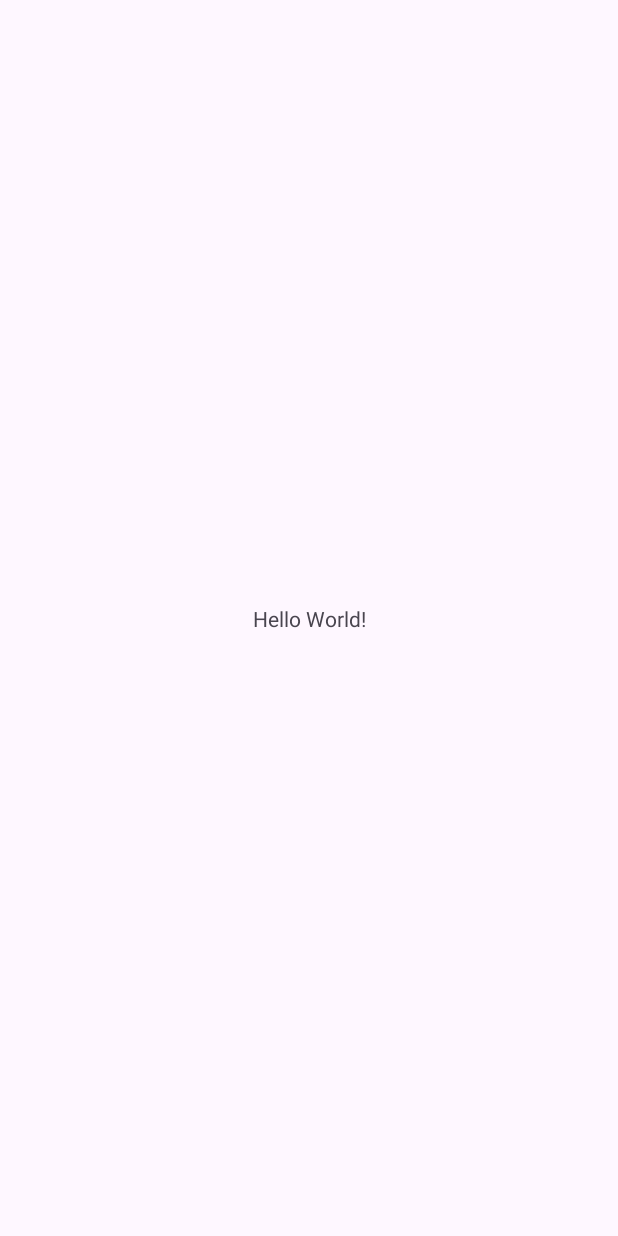
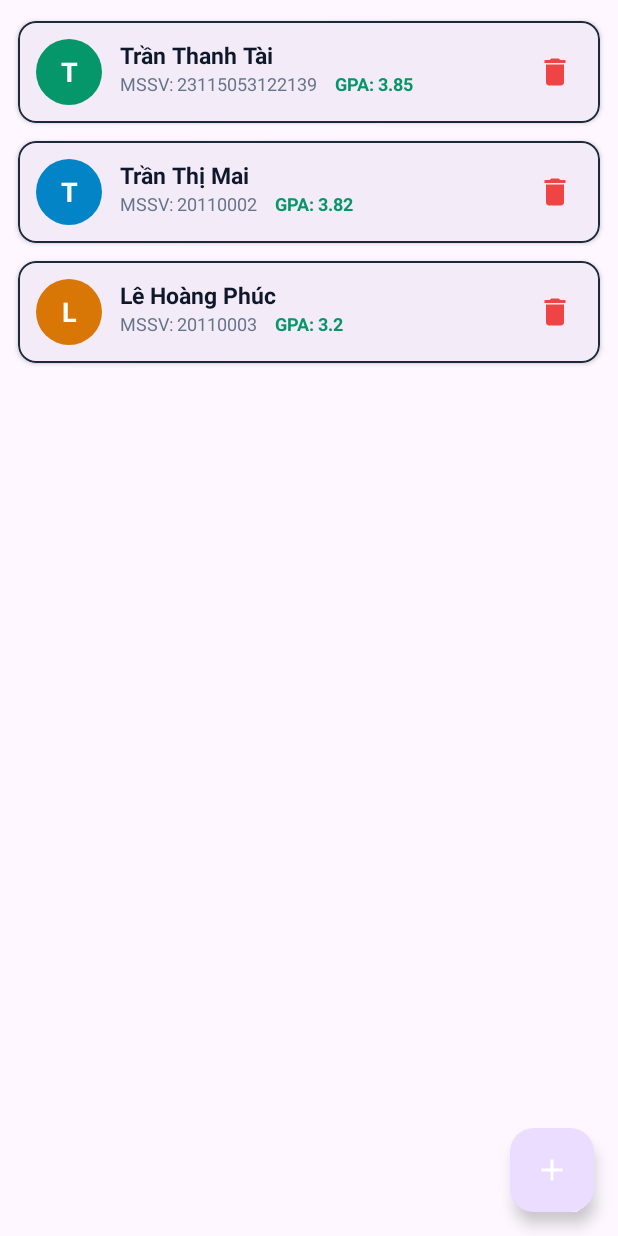
Before and after one commit to trantai2509/recycleview, an Android app: the screen it shows after launch (MainActivity), on a phone screen of 412 x 824 dp. Before the commit the screen is almost empty. Run offline under Robolectric (Android 15) with nearby library versions, the phone set to English and light mode, and no system bars.

Commit message:
Hoàn thiện

```diff
--- /dev/null
+++ b/app/src/main/java/vn/ute/udn/recyclevieww/model/Student.kt
@@ -0,0 +1,10 @@
+package vn.ute.udn.recyclevieww.model
+
+data class Student(
+    val id: String,
+    val mssv: String,
+    val name: String,
+    val gpa: Double,
+    val major: String,
+    val avatarColor: Int
+)
--- /dev/null
+++ b/app/src/main/java/vn/ute/udn/recyclevieww/ui/StudentListFragment.kt
@@ -0,0 +1,90 @@
+package vn.ute.udn.recyclevieww.ui
+
+import android.os.Bundle
+import android.view.LayoutInflater
+import android.view.View
+import android.view.ViewGroup
+import android.widget.Toast
+import androidx.core.os.bundleOf
+import androidx.fragment.app.Fragment
+import androidx.fragment.app.activityViewModels
+import androidx.fragment.app.setFragmentResult
+import androidx.recyclerview.widget.LinearLayoutManager
+import vn.ute.udn.recyclevieww.databinding.FragmentStudentListBinding
+import vn.ute.udn.recyclevieww.model.Student
+import vn.ute.udn.recyclevieww.ui.adapter.StudentListAdapter
+import vn.ute.udn.recyclevieww.viewmodel.StudentViewModel
+
+class StudentListFragment : Fragment() {
+
+    private var _binding: FragmentStudentListBinding? = null
+    private val binding get() = _binding!!
+
+    private val viewModel: StudentViewModel by activityViewModels()
+
+    private lateinit var studentAdapter: StudentListAdapter
+
+    override fun onCreateView(
+        inflater: LayoutInflater,
+        container: ViewGroup?,
+        savedInstanceState: Bundle?
+    ): View {
+        _binding = FragmentStudentListBinding.inflate(inflater, container, false)
+        return binding.root
+    }
+
+    override fun onViewCreated(view: View, savedInstanceState: Bundle?) {
+        super.onViewCreated(view, savedInstanceState)
+        setupRecyclerView()
+        observeViewModel()
+        setupListeners()
+    }
+
+    private fun setupRecyclerView() {
+        studentAdapter = StudentListAdapter(
+            onStudentClick = { student ->
+                setFragmentResult("STUDENT_DETAIL_REQ", bundleOf("STUDENT_ID" to student.id))
+                Toast.makeText(
+                    requireContext(),
+                    "${student.name} - MSSV: ${student.mssv} (${student.major})",
+                    Toast.LENGTH_SHORT
+                ).show()
+            },
+            onDeleteClick = { student ->
+                viewModel.deleteStudent(student.id)
+            }
+        )
+
+        binding.rvStudents.apply {
+            layoutManager = LinearLayoutManager(requireContext())
+            adapter = studentAdapter
+            setHasFixedSize(true)
+        }
+    }
+
+    private fun observeViewModel() {
+        viewModel.students.observe(viewLifecycleOwner) { list ->
+            studentAdapter.submitList(list)
+            binding.layoutEmpty.visibility = if (list.isEmpty()) View.VISIBLE else View.GONE
+        }
+    }
+
+    private fun setupListeners() {
+        binding.fabAdd.setOnClickListener {
+            val newStudent = Student(
+                id = System.currentTimeMillis().toString(),
+                mssv = "2011" + (1000..9999).random(),
+                name = "Sinh Viên Mới",
+                gpa = 3.50,
+                major = "Công Nghệ Thông Tin",
+                avatarColor = 0xFF7C3AED.toInt()
+            )
+            viewModel.addStudent(newStudent)
+        }
+    }
+
+    override fun onDestroyView() {
+        super.onDestroyView()
+        _binding = null
+    }
+}
--- /dev/null
+++ b/app/src/main/java/vn/ute/udn/recyclevieww/ui/adapter/StudentListAdapter.kt
@@ -0,0 +1,85 @@
+package vn.ute.udn.recyclevieww.ui.adapter
+
+import android.view.LayoutInflater
+import android.view.ViewGroup
+import androidx.recyclerview.widget.DiffUtil
+import androidx.recyclerview.widget.ListAdapter
+import androidx.recyclerview.widget.RecyclerView
+import vn.ute.udn.recyclevieww.databinding.ItemStudentBinding
+import vn.ute.udn.recyclevieww.model.Student
+
+class StudentListAdapter(
+    private val onStudentClick: (Student) -> Unit,
+    private val onDeleteClick: (Student) -> Unit
+) : ListAdapter<Student, StudentListAdapter.StudentViewHolder>(StudentDiffCallback()) {
+
+    companion object {
+        const val PAYLOAD_GPA_CHANGED = "PAYLOAD_GPA_CHANGED"
+    }
+
+    override fun onCreateViewHolder(parent: ViewGroup, viewType: Int): StudentViewHolder {
+        val binding = ItemStudentBinding.inflate(
+            LayoutInflater.from(parent.context), parent, false
+        )
+        return StudentViewHolder(binding)
+    }
+
+    override fun onBindViewHolder(holder: StudentViewHolder, position: Int) {
+        holder.bind(getItem(position))
+    }
+
+    override fun onBindViewHolder(
+        holder: StudentViewHolder,
+        position: Int,
+        payloads: MutableList<Any>
+    ) {
+        if (payloads.isNotEmpty() && payloads.contains(PAYLOAD_GPA_CHANGED)) {
+            holder.updateGpaOnly(getItem(position).gpa)
+        } else {
+            super.onBindViewHolder(holder, position, payloads)
+        }
+    }
+
+    inner class StudentViewHolder(
+        private val binding: ItemStudentBinding
+    ) : RecyclerView.ViewHolder(binding.root) {
+
+        fun bind(student: Student) {
+            binding.tvName.text = student.name
+            binding.tvMssv.text = "MSSV: ${student.mssv}"
+            binding.tvGpa.text = "GPA: ${student.gpa}"
+            binding.tvAvatar.text = student.name.take(1)
+            binding.tvAvatar.background.mutate().setTint(student.avatarColor)
+
+            binding.root.setOnClickListener { onStudentClick(student) }
+            binding.btnDelete.setOnClickListener { onDeleteClick(student) }
+        }
+
+        fun updateGpaOnly(gpa: Double) {
+            binding.tvGpa.text = "GPA: $gpa"
+        }
+    }
+
+    class StudentDiffCallback : DiffUtil.ItemCallback<Student>() {
+        override fun areItemsTheSame(oldItem: Student, newItem: Student): Boolean {
+            return oldItem.id == newItem.id
+        }
+
+        override fun areContentsTheSame(oldItem: Student, newItem: Student): Boolean {
+            return oldItem == newItem
+        }
+
+        override fun getChangePayload(oldItem: Student, newItem: Student): Any? {
+            return if (oldItem.gpa != newItem.gpa &&
+                oldItem.mssv == newItem.mssv &&
+                oldItem.name == newItem.name &&
+                oldItem.major == newItem.major &&
+                oldItem.avatarColor == newItem.avatarColor
+            ) {
+                PAYLOAD_GPA_CHANGED
+            } else {
+                super.getChangePayload(oldItem, newItem)
+            }
+        }
+    }
+}
--- /dev/null
+++ b/app/src/main/java/vn/ute/udn/recyclevieww/viewmodel/StudentViewModel.kt
@@ -0,0 +1,32 @@
+package vn.ute.udn.recyclevieww.viewmodel
+
+import androidx.lifecycle.LiveData
+import androidx.lifecycle.MutableLiveData
+import androidx.lifecycle.ViewModel
+import vn.ute.udn.recyclevieww.model.Student
+
+class StudentViewModel : ViewModel() {
+
+    private val _students = MutableLiveData<List<Student>>()
+    val students: LiveData<List<Student>> get() = _students
+
+    init {
+        _students.value = listOf(
+            Student("1", "23115053122139", "Trần Thanh Tài", 3.85, "Công Nghệ Thông Tin", 0xFF059669.toInt()),
+            Student("2", "20110002", "Trần Thị Mai", 3.82, "Kỹ Thuật Phần Mềm", 0xFF0284C7.toInt()),
+            Student("3", "20110003", "Lê Hoàng Phúc", 3.20, "An Toàn Thông Tin", 0xFFD97706.toInt())
+        )
+    }
+
+    fun addStudent(student: Student) {
+        val currentList = _students.value?.toMutableList() ?: mutableListOf()
+        currentList.add(0, student)
+        _students.value = currentList
+    }
+
+    fun deleteStudent(studentId: String) {
+        val currentList = _students.value?.toMutableList() ?: return
+        val filtered = currentList.filterNot { it.id == studentId }
+        _students.value = filtered
+    }
+}
--- /dev/null
+++ b/app/src/main/res/drawable/ic_add_24.xml
@@ -0,0 +1,10 @@
+<vector xmlns:android="http://schemas.android.com/apk/res/android"
+    android:width="24dp"
+    android:height="24dp"
+    android:viewportWidth="24"
+    android:viewportHeight="24"
+    android:tint="#FFFFFF">
+    <path
+        android:fillColor="@android:color/white"
+        android:pathData="M19,13h-6v6h-2v-6H5v-2h6V5h2v6h6v2z" />
+</vector>
--- /dev/null
+++ b/app/src/main/res/drawable/ic_delete_24.xml
@@ -0,0 +1,10 @@
+<vector xmlns:android="http://schemas.android.com/apk/res/android"
+    android:width="24dp"
+    android:height="24dp"
+    android:viewportWidth="24"
+    android:viewportHeight="24"
+    android:tint="#EF4444">
+    <path
+        android:fillColor="@android:color/white"
+        android:pathData="M6,19c0,1.1 0.9,2 2,2h8c1.1,0 2,-0.9 2,-2V7H6v12zM19,4h-3.5l-1,-1h-5l-1,1H5v2h14V4z" />
+</vector>
--- /dev/null
+++ b/app/src/main/res/drawable/ic_empty_box.xml
@@ -0,0 +1,10 @@
+<vector xmlns:android="http://schemas.android.com/apk/res/android"
+    android:width="64dp"
+    android:height="64dp"
+    android:viewportWidth="24"
+    android:viewportHeight="24"
+    android:tint="#94A3B8">
+    <path
+        android:fillColor="@android:color/white"
+        android:pathData="M19,3H4.99c-1.11,0 -1.98,0.89 -1.98,2L3,19c0,1.1 0.88,2 1.99,2H19c1.1,0 2,-0.9 2,-2V5c0,-1.11 -0.9,-2 -2,-2zM19,15h-4c0,1.66 -1.35,3 -3,3s-3,-1.34 -3,-3H4.99V5H19v10z" />
+</vector>
--- a/app/src/main/res/layout/activity_main.xml
+++ b/app/src/main/res/layout/activity_main.xml
@@ -1,19 +1,19 @@
 <?xml version="1.0" encoding="utf-8"?>
-<androidx.constraintlayout.widget.ConstraintLayout xmlns:android="http://schemas.android.com/apk/res/android"
+<androidx.constraintlayout.widget.ConstraintLayout
+    xmlns:android="http://schemas.android.com/apk/res/android"
     xmlns:app="http://schemas.android.com/apk/res-auto"
-    xmlns:tools="http://schemas.android.com/tools"
     android:id="@+id/main"
     android:layout_width="match_parent"
-    android:layout_height="match_parent"
-    tools:context=".MainActivity">
+    android:layout_height="match_parent">
 
-    <TextView
-        android:layout_width="wrap_content"
-        android:layout_height="wrap_content"
-        android:text="Hello World!"
+    <androidx.fragment.app.FragmentContainerView
+        android:id="@+id/fragmentContainer"
+        android:name="vn.ute.udn.recyclevieww.ui.StudentListFragment"
+        android:layout_width="0dp"
+        android:layout_height="0dp"
+        app:layout_constraintTop_toTopOf="parent"
         app:layout_constraintBottom_toBottomOf="parent"
-        app:layout_constraintEnd_toEndOf="parent"
         app:layout_constraintStart_toStartOf="parent"
-        app:layout_constraintTop_toTopOf="parent" />
+        app:layout_constraintEnd_toEndOf="parent" />
 
 </androidx.constraintlayout.widget.ConstraintLayout>
--- /dev/null
+++ b/app/src/main/res/layout/fragment_student_list.xml
@@ -0,0 +1,48 @@
+<?xml version="1.0" encoding="utf-8"?>
+<androidx.coordinatorlayout.widget.CoordinatorLayout
+    xmlns:android="http://schemas.android.com/apk/res/android"
+    xmlns:app="http://schemas.android.com/apk/res-auto"
+    android:layout_width="match_parent"
+    android:layout_height="match_parent">
+
+    <androidx.recyclerview.widget.RecyclerView
+        android:id="@+id/rvStudents"
+        android:layout_width="match_parent"
+        android:layout_height="match_parent"
+        android:clipToPadding="false"
+        android:paddingTop="8dp"
+        android:paddingBottom="80dp" />
+
+    <LinearLayout
+        android:id="@+id/layoutEmpty"
+        android:layout_width="wrap_content"
+        android:layout_height="wrap_content"
+        android:layout_gravity="center"
+        android:gravity="center"
+        android:orientation="vertical"
+        android:visibility="gone">
+
+        <ImageView
+            android:layout_width="64dp"
+            android:layout_height="64dp"
+            android:src="@drawable/ic_empty_box" />
+
+        <TextView
+            android:layout_width="wrap_content"
+            android:layout_height="wrap_content"
+            android:layout_marginTop="8dp"
+            android:text="Chưa có sinh viên nào trong danh sách"
+            android:textColor="#94A3B8" />
+    </LinearLayout>
+
+    <com.google.android.material.floatingactionbutton.FloatingActionButton
+        android:id="@+id/fabAdd"
+        android:layout_width="wrap_content"
+        android:layout_height="wrap_content"
+        android:layout_gravity="bottom|end"
+        android:layout_margin="16dp"
+        android:src="@drawable/ic_add_24"
+        android:contentDescription="Thêm sinh viên"
+        app:tint="#FFFFFF" />
+
+</androidx.coordinatorlayout.widget.CoordinatorLayout>
--- /dev/null
+++ b/app/src/main/res/layout/item_student.xml
@@ -0,0 +1,77 @@
+<?xml version="1.0" encoding="utf-8"?>
+<com.google.android.material.card.MaterialCardView
+    xmlns:android="http://schemas.android.com/apk/res/android"
+    xmlns:app="http://schemas.android.com/apk/res-auto"
+    android:layout_width="match_parent"
+    android:layout_height="wrap_content"
+    android:layout_marginHorizontal="12dp"
+    android:layout_marginVertical="6dp"
+    app:cardCornerRadius="12dp"
+    app:cardElevation="2dp"
+    app:strokeColor="#1E293B"
+    app:strokeWidth="1dp">
+
+    <androidx.constraintlayout.widget.ConstraintLayout
+        android:layout_width="match_parent"
+        android:layout_height="wrap_content"
+        android:padding="12dp">
+
+        <TextView
+            android:id="@+id/tvAvatar"
+            android:layout_width="44dp"
+            android:layout_height="44dp"
+            android:background="@drawable/bg_circle_avatar"
+            android:gravity="center"
+            android:textColor="#FFFFFF"
+            android:textSize="18sp"
+            android:textStyle="bold"
+            app:layout_constraintStart_toStartOf="parent"
+            app:layout_constraintTop_toTopOf="parent"
+            app:layout_constraintBottom_toBottomOf="parent" />
+
+        <TextView
+            android:id="@+id/tvName"
+            android:layout_width="0dp"
+            android:layout_height="wrap_content"
+            android:layout_marginStart="12dp"
+            android:layout_marginEnd="8dp"
+            android:textColor="#0F172A"
+            android:textSize="15sp"
+            android:textStyle="bold"
+            app:layout_constraintStart_toEndOf="@id/tvAvatar"
+            app:layout_constraintEnd_toStartOf="@id/btnDelete"
+            app:layout_constraintTop_toTopOf="parent" />
+
+        <TextView
+            android:id="@+id/tvMssv"
+            android:layout_width="wrap_content"
+            android:layout_height="wrap_content"
+            android:textColor="#64748B"
+            android:textSize="12sp"
+            app:layout_constraintStart_toStartOf="@id/tvName"
+            app:layout_constraintTop_toBottomOf="@id/tvName" />
+
+        <TextView
+            android:id="@+id/tvGpa"
+            android:layout_width="wrap_content"
+            android:layout_height="wrap_content"
+            android:layout_marginStart="12dp"
+            android:textColor="#059669"
+            android:textSize="12sp"
+            android:textStyle="bold"
+            app:layout_constraintStart_toEndOf="@id/tvMssv"
+            app:layout_constraintTop_toBottomOf="@id/tvName" />
+
+        <ImageButton
+            android:id="@+id/btnDelete"
+            android:layout_width="36dp"
+            android:layout_height="36dp"
+            android:background="?attr/selectableItemBackgroundBorderless"
+            android:src="@drawable/ic_delete_24"
+            android:contentDescription="Xóa sinh viên"
+            app:layout_constraintEnd_toEndOf="parent"
+            app:layout_constraintTop_toTopOf="parent"
+            app:layout_constraintBottom_toBottomOf="parent" />
+
+    </androidx.constraintlayout.widget.ConstraintLayout>
+</com.google.android.material.card.MaterialCardView>
```
Also changed, not shown: 1 other file.
